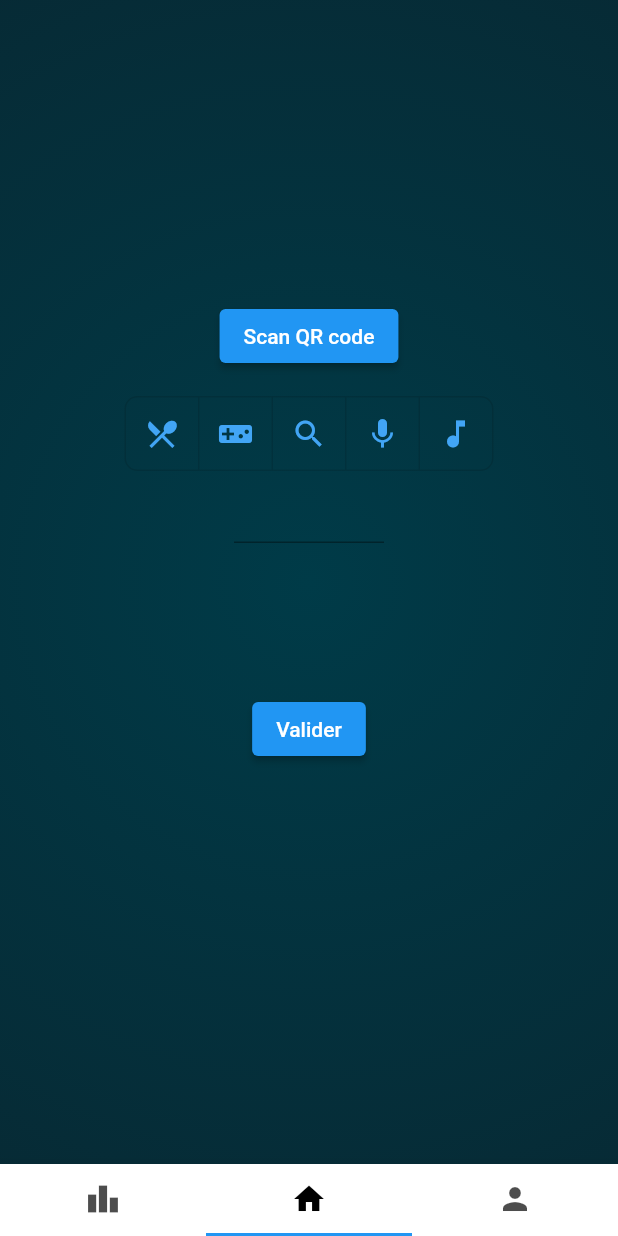
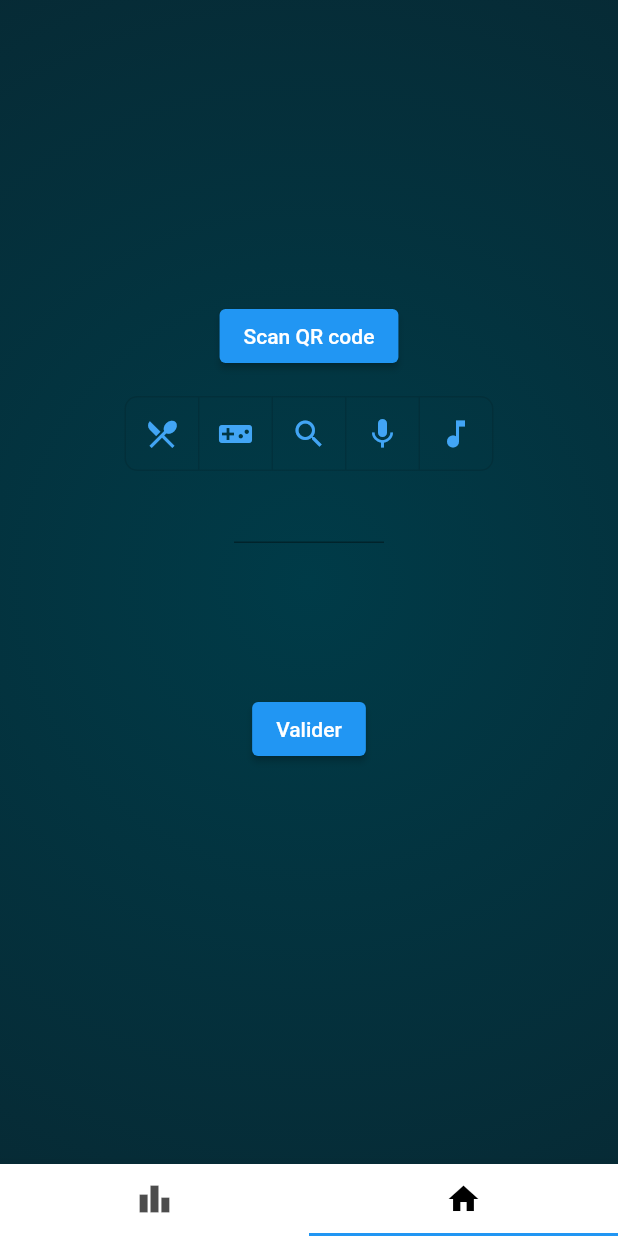
Before and after one commit to CapucineFortin/ProloApp, a Flutter app: the screen it shows after launch, on a phone screen of 412 x 824 dp. Run offline on Flutter 3.47's test engine with Material 2 defaults, Android fonts, the phone set to English and light mode, and no system bars; our stand-ins replace elegant_notification; missing offline and left inert: qr_code_scanner.

Commit message:
feature: adapt leaderboard to heroku

```diff
--- a/front/lib/Home/view/home.dart
+++ b/front/lib/Home/view/home.dart
@@ -84,7 +84,7 @@ class _HomeWidgetState extends State<HomeWidget> {
             ElegantNotification.info(
                 title: const Text("Warning"),
                 description: const Text(
-                    "Tu n'as choisi le nombre de points à attribuer")
+                    "Tu n'as pas choisi le nombre de points à attribuer")
             ).show(context);
           } else {
             try {
--- a/front/lib/Leaderboard/controller/houseController.dart
+++ b/front/lib/Leaderboard/controller/houseController.dart
@@ -1,14 +1,10 @@
-import 'dart:convert';
-
-import 'package:flutter/cupertino.dart';
 import 'package:http/http.dart' as http;
 
 
 import '../model/house.dart';
-import '../model/name.dart';
 
 Future<List<House>> getAllHouse() async {
-  final response = await http.get(Uri.parse('http://127.0.0.1:8000/users_manager/houses'));
+  final response = await http.get(Uri.parse('https://proloapp.herokuapp.com/finale/houses'));
   if (response.statusCode == 200) {
     return houseListFromJson(response.body);
   } else {
--- a/front/lib/Leaderboard/controller/userController.dart
+++ b/front/lib/Leaderboard/controller/userController.dart
@@ -1,9 +1,12 @@
+import 'dart:io';
+
 import 'package:http/http.dart' as http;
 
 import '../model/user.dart';
 
 Future<List<User>> getAllUser() async {
-  final response = await http.get(Uri.parse('http://127.0.0.1:8000/users_manager/leaderboard/'));
+  final response = await http.get(Uri.parse('https://proloapp.herokuapp.com/finale/leaderboard/'));
+
   if (response.statusCode == 200) {
     return userListFromJson(response.body);
   } else {
--- a/front/lib/Leaderboard/view/house/housesWidget.dart
+++ b/front/lib/Leaderboard/view/house/housesWidget.dart
@@ -17,7 +17,7 @@ Widget housesWidget() {
       final houses = snapshot.data!;
       return Center(
         child: SizedBox(
-          width: 500,
+          width: 350,
           child: housesPodiumWidget(houses)
         ),
       );
--- a/front/lib/Leaderboard/view/house/stepWidget.dart
+++ b/front/lib/Leaderboard/view/house/stepWidget.dart
@@ -24,7 +24,7 @@ Widget houseStepWidget(House house, int rank, int maxPoint){
             ),
             houseRankWidget(rank, house),
             Container(
-              height: 50 + (house.points /maxPoint*100),
+              height: maxPoint != 0 ? 10 + (house.points /maxPoint*100) : 20,
               width: 50,
               decoration: BoxDecoration(
                 color: getColorFromHouse(house.name),
--- a/front/lib/Leaderboard/view/leaderboard.dart
+++ b/front/lib/Leaderboard/view/leaderboard.dart
@@ -22,7 +22,7 @@ class LeaderboardWidget extends StatelessWidget {
           ),
         ),
         Container(
-          height: 800,
+          height: 700,
           width: 600,
           padding: const EdgeInsets.only(top: 20),
           decoration: const BoxDecoration(
--- a/front/lib/main.dart
+++ b/front/lib/main.dart
@@ -17,13 +17,14 @@ class MyApp extends StatelessWidget {
       theme: ThemeData(
         primarySwatch: Colors.blue,
       ),
-      home: const MyHomePage(qrValue: ''),
+      home: MyHomePage(qrValue: ''),
     );
   }
 }
 
 class MyHomePage extends StatelessWidget {
-  const MyHomePage({Key? key, required this.qrValue}) : super(key: key);
+  //late Auth0? autho0;
+  MyHomePage({Key? key, required this.qrValue}) : super(key: key);
 
   final String qrValue;
 
@@ -32,7 +33,7 @@ class MyHomePage extends StatelessWidget {
     return  MaterialApp(
         home: DefaultTabController(
             initialIndex: 1,
-            length: 3,
+            length: 2,
             child: Scaffold(
                 bottomNavigationBar: const BottomAppBar(
                   child : TabBar(
@@ -40,7 +41,6 @@ class MyHomePage extends StatelessWidget {
                     tabs: [
                       Tab(icon: Icon(Icons.leaderboard)),
                       Tab(icon: Icon(Icons.home)),
-                      Tab(icon: Icon(Icons.person)),
                     ],
                   ),
                 ),
--- a/front/pubspec.yaml
+++ b/front/pubspec.yaml
@@ -37,6 +37,7 @@ dependencies:
   qr_code_scanner: ^1.0.1
   http: ^0.13.3
   elegant_notification: ^1.9.1
+  # auth0_flutter: ^1.0.0
 
 dev_dependencies:
   flutter_test:
```
Also changed, not shown: 1 other file.
